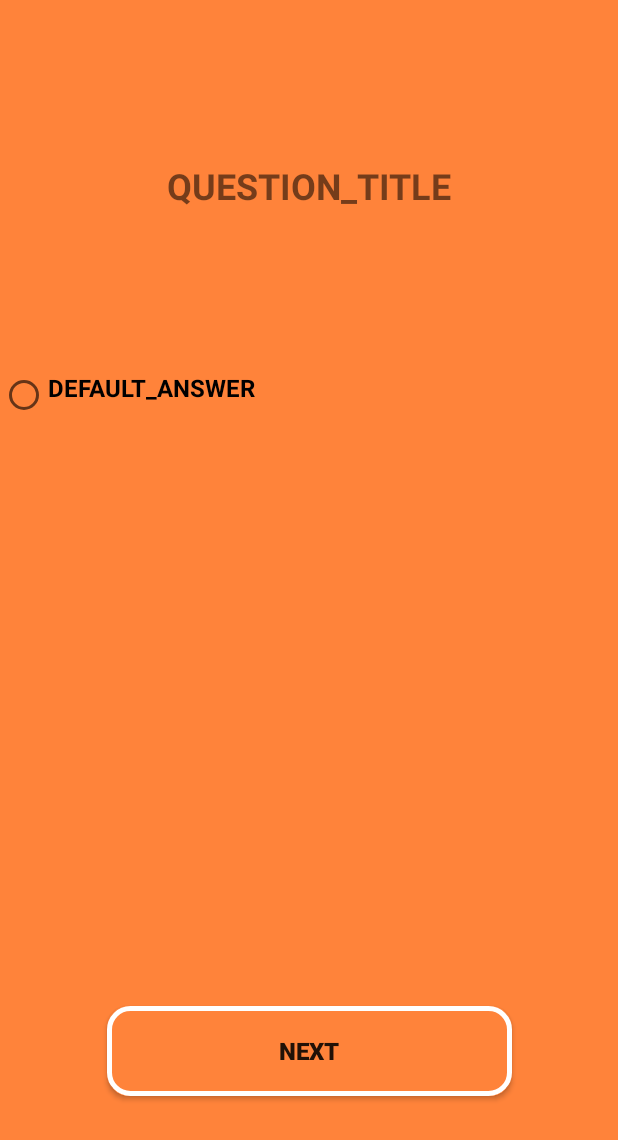
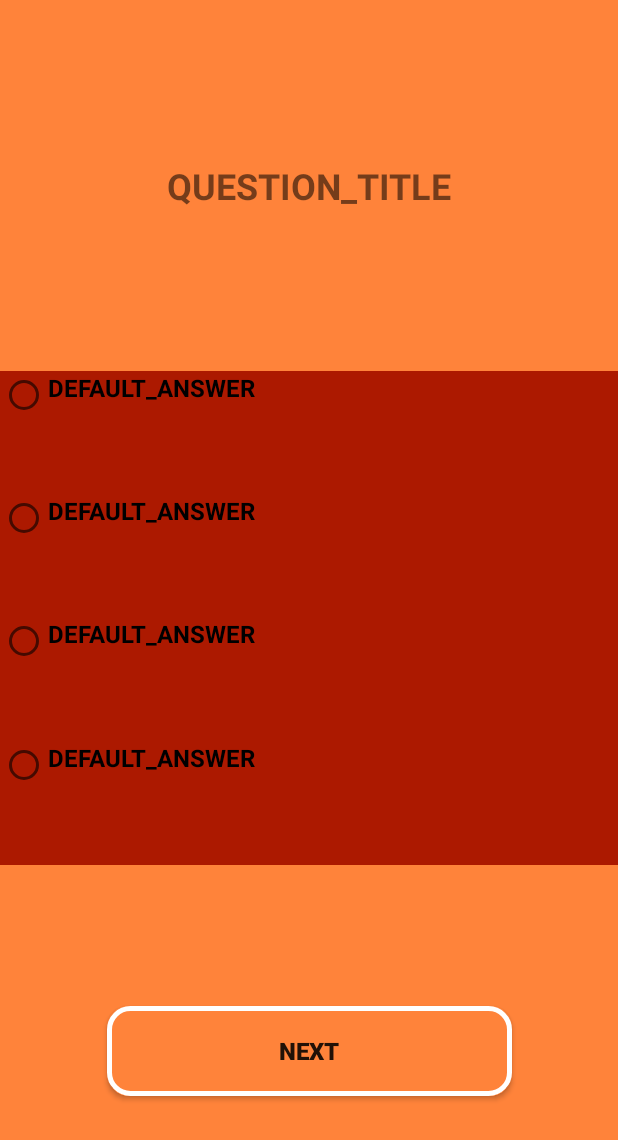
Before and after one commit to ofir-bar/01-LinuxEssentialsTrivia, an Android app: the QuestionsActivity screen opened directly, with no data from a screen before it, on a phone screen of 412 x 824 dp. Shown: the top 1140 px of the screen. Run offline under Robolectric (Android 15) with nearby library versions, the phone set to English and light mode, and no system bars.

Commit message:
Moved RadioButtons inside a RadioGroup and added listeners
The Radio Buttons should listen for the Next button click, as well as click on a specific RadioButton
The listeners get a reference to the RadioButton that was clicked

```diff
--- a/app/src/main/java/com/mobile/a01_linuxessentialstrivia/ui/QuestionsActivity.kt
+++ b/app/src/main/java/com/mobile/a01_linuxessentialstrivia/ui/QuestionsActivity.kt
@@ -2,12 +2,38 @@ package com.mobile.a01_linuxessentialstrivia.ui
 
 import android.support.v7.app.AppCompatActivity
 import android.os.Bundle
+import android.widget.RadioButton
+import android.widget.RadioGroup
 import com.mobile.a01_linuxessentialstrivia.R
+import kotlinx.android.synthetic.main.activity_questions.*
+import org.jetbrains.anko.toast
+
 
 class QuestionsActivity : AppCompatActivity() {
 
     override fun onCreate(savedInstanceState: Bundle?) {
         super.onCreate(savedInstanceState)
         setContentView(R.layout.activity_questions)
+
+        // Get a reference to RadioButton from the RadioGroup
+        activity_questions__question_radio_button_group.setOnCheckedChangeListener(RadioGroup.OnCheckedChangeListener{ group, checkId ->
+            val radio: RadioButton = findViewById(checkId)
+            toast("On ${radio.text}")
+        })
+
+        activity_questions__next_button.setOnClickListener{
+            var id: Int = activity_questions__question_radio_button_group.checkedRadioButtonId
+
+            if (id != -1){
+            val selectedRadio: RadioButton = findViewById(id)
+            toast("On next button click ${selectedRadio.text}")
+            }
+            else{
+                toast(R.string.activity_questions__err_no_question_selected)
+            }
+        }
+
+
+
     }
 }
--- a/app/src/main/res/layout/activity_questions.xml
+++ b/app/src/main/res/layout/activity_questions.xml
@@ -42,18 +42,70 @@
 			android:orientation="horizontal"
 			app:layout_constraintGuide_percent="0.7"/>
 
-	<RadioButton
-			android:text="@string/activity_questions__question_radio_button"
-			android:textSize="@dimen/regularText"
+	<RadioGroup
+			android:background="@color/colorPrimaryDark"
+			android:id="@+id/activity_questions__question_radio_button_group"
 			android:layout_width="@dimen/stretchToFill"
 			android:layout_height="@dimen/stretchToFill"
-			android:id="@+id/activity_questions__question_radio_button"
-			android:gravity="start|top"
 			app:layout_constraintTop_toTopOf="@+id/guideline_0.3"
-			app:layout_constraintBottom_toTopOf="@+id/guideline_0.5"
+			app:layout_constraintEnd_toEndOf="parent"
 			app:layout_constraintStart_toStartOf="parent"
-			app:layout_constraintEnd_toEndOf="parent"
-			/>
+			app:layout_constraintBottom_toTopOf="@+id/guideline_0.5">
+
+		<RadioButton
+				android:layout_weight="0.25"
+				android:text="@string/activity_questions__question_radio_button"
+				android:textSize="@dimen/regularText"
+				android:layout_width="wrap_content"
+				android:layout_height="wrap_content"
+				android:id="@+id/activity_questions__question_radio_button_1"
+				android:gravity="start|top"
+				app:layout_constraintTop_toTopOf="@+id/guideline_0.3"
+				app:layout_constraintBottom_toTopOf="@+id/guideline_0.5"
+				app:layout_constraintStart_toStartOf="parent"
+				app:layout_constraintEnd_toEndOf="parent"
+				/>
+		<RadioButton
+				android:layout_weight="0.25"
+				android:text="@string/activity_questions__question_radio_button"
+				android:textSize="@dimen/regularText"
+				android:layout_width="wrap_content"
+				android:layout_height="wrap_content"
+				android:id="@+id/activity_questions__question_radio_button_2"
+				android:gravity="start|top"
+				app:layout_constraintTop_toTopOf="@+id/guideline_0.3"
+				app:layout_constraintBottom_toTopOf="@+id/guideline_0.5"
+				app:layout_constraintStart_toStartOf="parent"
+				app:layout_constraintEnd_toEndOf="parent"
+				/>
+		<RadioButton
+				android:layout_weight="0.25"
+				android:text="@string/activity_questions__question_radio_button"
+				android:textSize="@dimen/regularText"
+				android:layout_width="wrap_content"
+				android:layout_height="wrap_content"
+				android:id="@+id/activity_questions__question_radio_button_3"
+				android:gravity="start|top"
+				app:layout_constraintTop_toTopOf="@+id/guideline_0.3"
+				app:layout_constraintBottom_toTopOf="@+id/guideline_0.5"
+				app:layout_constraintStart_toStartOf="parent"
+				app:layout_constraintEnd_toEndOf="parent"
+				/>
+		<RadioButton
+				android:layout_weight="0.25"
+				android:text="@string/activity_questions__question_radio_button"
+				android:textSize="@dimen/regularText"
+				android:layout_width="wrap_content"
+				android:layout_height="wrap_content"
+				android:id="@+id/activity_questions__question_radio_button_4"
+				android:gravity="start|top"
+				app:layout_constraintTop_toTopOf="@+id/guideline_0.3"
+				app:layout_constraintBottom_toTopOf="@+id/guideline_0.5"
+				app:layout_constraintStart_toStartOf="parent"
+				app:layout_constraintEnd_toEndOf="parent"
+				/>
+
+	</RadioGroup>
 
 	<Button
 			android:text="@string/activity_questions__next_button"
@@ -62,7 +114,7 @@
 			android:layout_width="wrap_content"
 			android:layout_height="wrap_content"
 			android:id="@+id/activity_questions__next_button"
-			app:layout_constraintTop_toBottomOf="@+id/activity_questions__question_radio_button"
+			app:layout_constraintTop_toBottomOf="@+id/activity_questions__question_radio_button_group"
 			app:layout_constraintBottom_toBottomOf="parent"
 			app:layout_constraintStart_toStartOf="parent"
 			app:layout_constraintEnd_toEndOf="parent"
--- a/app/src/main/res/values/strings.xml
+++ b/app/src/main/res/values/strings.xml
@@ -8,5 +8,6 @@
     <string name="activity_questions__question_title_default">QUESTION_TITLE</string>
     <string name="activity_questions__question_radio_button">DEFAULT_ANSWER</string>
     <string name="activity_questions__next_button">Next</string>
+    <string name="activity_questions__err_no_question_selected">Please select a question</string>
 
 </resources>
```
